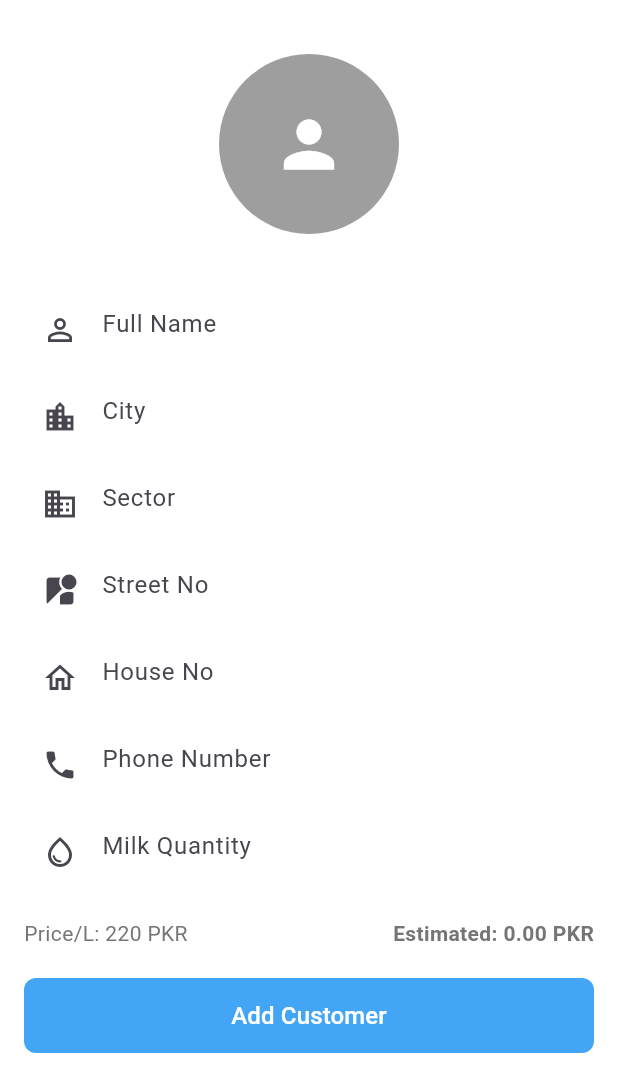
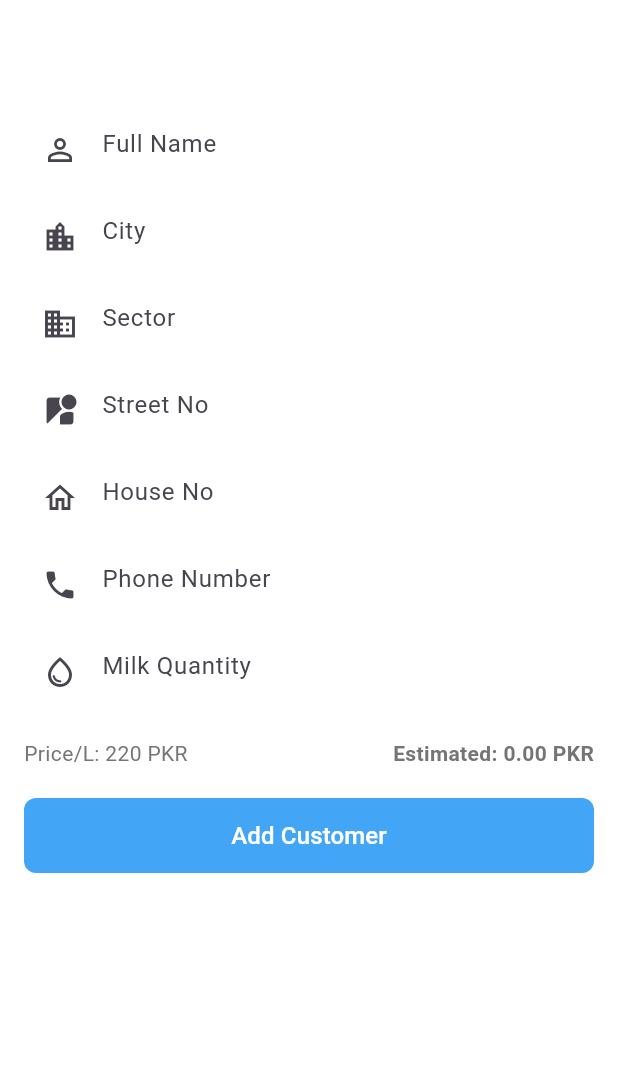
Before and after one commit to yasirzain15/kashmir_milk, a Flutter app: the CustomerRegistrationForm screen opened directly, on a phone screen of 412 x 824 dp. Shown: the top 1092 px of the screen. Run offline on Flutter 3.47's test engine with Material 3 defaults, Android fonts, the phone set to English and light mode, and no system bars; our stand-ins replace cloud_firestore, csv, file_picker, firebase_auth, firebase_core, fl_chart and 1 more; accounts and stored records are empty.

Commit message:
changes done

```diff
--- a/lib/add_customer.dart
+++ b/lib/add_customer.dart
@@ -96,11 +96,7 @@ class _CustomerRegistrationFormState extends State<CustomerRegistrationForm> {
               const SizedBox(height: 20),
 
               // Profile Image Section (Ignored for now)
-              const CircleAvatar(
-                radius: 60,
-                backgroundColor: Colors.grey,
-                child: Icon(Icons.person, size: 50, color: Colors.white),
-              ),
+
               const SizedBox(height: 30),
 
               // Form Fields
```
